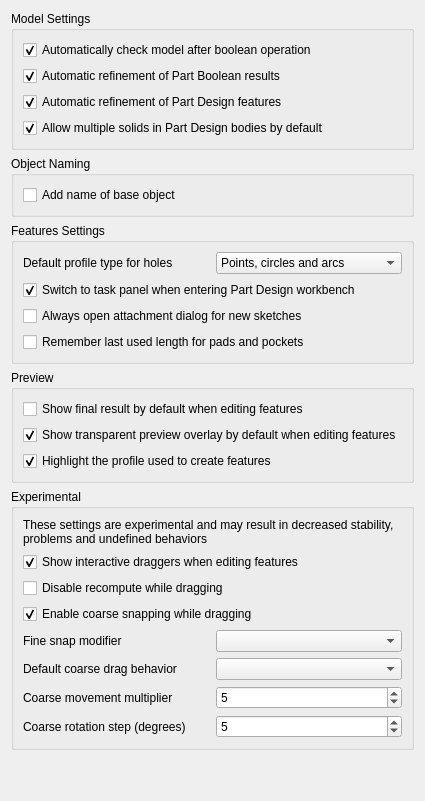
AstoCAD/FreeCAD, file src/Mod/Part/Gui/DlgSettingsGeneral.ui: the form before one commit.
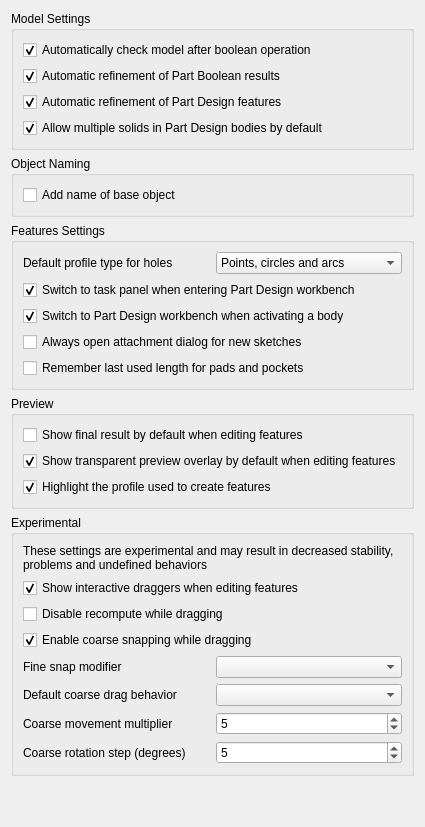
The form after the commit. Custom widgets are drawn as their Qt base class.

Commit message: Part: expose the Part Design "SwitchToWB" parameter in the preferences

```diff
--- a/src/Mod/Part/Gui/DlgSettingsGeneral.ui
+++ b/src/Mod/Part/Gui/DlgSettingsGeneral.ui
@@ -246,6 +246,31 @@
         </property>
        </widget>
       </item>
+      <item>
+       <widget class="Gui::PrefCheckBox" name="checkSwitchToWB">
+        <property name="sizePolicy">
+         <sizepolicy hsizetype="Preferred" vsizetype="Fixed">
+          <horstretch>0</horstretch>
+          <verstretch>0</verstretch>
+         </sizepolicy>
+        </property>
+        <property name="toolTip">
+         <string>Switch to the Part Design workbench when a body is activated or created with a new part. If unchecked, the current workbench is kept.</string>
+        </property>
+        <property name="text">
+         <string>Switch to Part Design workbench when activating a body</string>
+        </property>
+        <property name="checked">
+         <bool>true</bool>
+        </property>
+        <property name="prefEntry" stdset="0">
+         <cstring>SwitchToWB</cstring>
+        </property>
+        <property name="prefPath" stdset="0">
+         <cstring>Mod/PartDesign</cstring>
+        </property>
+       </widget>
+      </item>
       <item>
        <widget class="Gui::PrefCheckBox" name="checkNewSketchAttachmentDialog">
         <property name="sizePolicy">
```
The commit also changes 1 other file.
